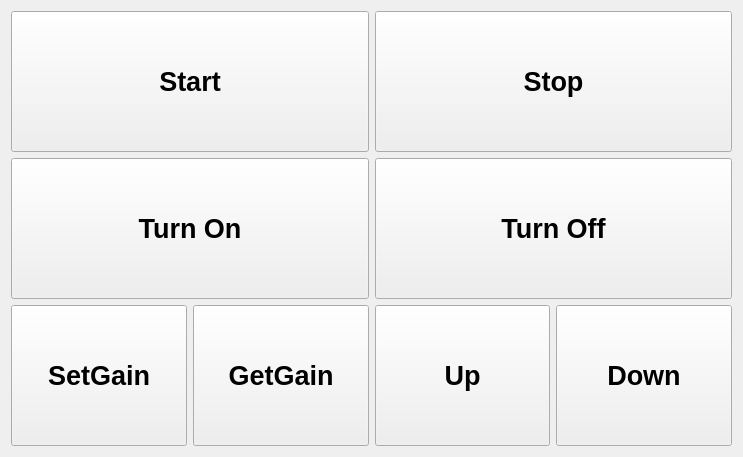
First picture: the form in controltest/form.ui, repository hajunsong/SEA-DTP7, before the edit.
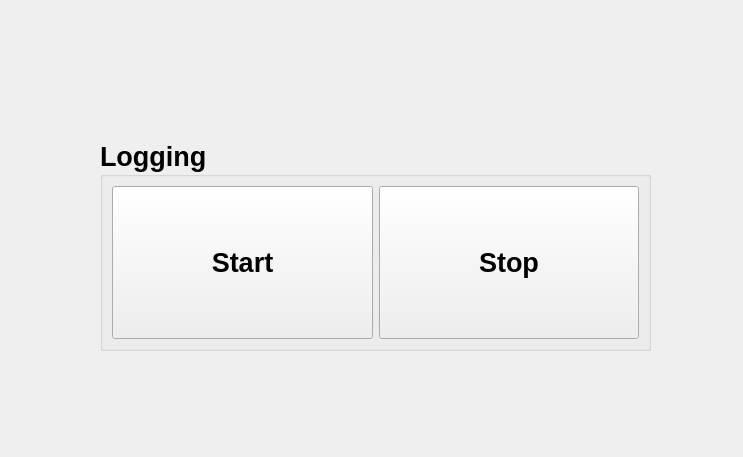
Second picture: the form after the edit.

```diff
--- a/controltest/form.ui
+++ b/controltest/form.ui
@@ -25,126 +25,25 @@
   <property name="windowTitle">
    <string>Form</string>
   </property>
+  <widget class="QGroupBox" name="groupBox">
+   <property name="geometry">
+    <rect>
+     <x>100</x>
+     <y>140</y>
+     <width>551</width>
+     <height>211</height>
+    </rect>
+   </property>
+   <property name="font">
+    <font>
+     <pointsize>20</pointsize>
+    </font>
+   </property>
+   <property name="title">
+    <string>Logging</string>
+   </property>
   <layout class="QGridLayout" name="gridLayout">
-   <item row="1" column="0">
-    <layout class="QHBoxLayout" name="horizontalLayout_7">
-     <item>
-      <widget class="QPushButton" name="btnTurnOn">
-       <property name="sizePolicy">
-        <sizepolicy hsizetype="Minimum" vsizetype="Preferred">
-         <horstretch>0</horstretch>
-         <verstretch>0</verstretch>
-        </sizepolicy>
-       </property>
-       <property name="font">
-        <font>
-         <pointsize>20</pointsize>
-        </font>
-       </property>
-       <property name="text">
-        <string>Turn On</string>
-       </property>
-      </widget>
-     </item>
-     <item>
-      <widget class="QPushButton" name="btnTurnOff">
-       <property name="sizePolicy">
-        <sizepolicy hsizetype="Minimum" vsizetype="Preferred">
-         <horstretch>0</horstretch>
-         <verstretch>0</verstretch>
-        </sizepolicy>
-       </property>
-       <property name="font">
-        <font>
-         <pointsize>20</pointsize>
-        </font>
-       </property>
-       <property name="text">
-        <string>Turn Off</string>
-       </property>
-      </widget>
-     </item>
-    </layout>
-   </item>
-   <item row="2" column="0">
-    <layout class="QHBoxLayout" name="horizontalLayout_2">
-     <item>
-      <widget class="QPushButton" name="btnSetGain">
-       <property name="sizePolicy">
-        <sizepolicy hsizetype="Minimum" vsizetype="Preferred">
-         <horstretch>0</horstretch>
-         <verstretch>0</verstretch>
-        </sizepolicy>
-       </property>
-       <property name="font">
-        <font>
-         <pointsize>20</pointsize>
-        </font>
-       </property>
-       <property name="text">
-        <string>SetGain</string>
-       </property>
-      </widget>
-     </item>
-     <item>
-      <widget class="QPushButton" name="btnGetGain">
-       <property name="sizePolicy">
-        <sizepolicy hsizetype="Minimum" vsizetype="Preferred">
-         <horstretch>0</horstretch>
-         <verstretch>0</verstretch>
-        </sizepolicy>
-       </property>
-       <property name="font">
-        <font>
-         <pointsize>20</pointsize>
-        </font>
-       </property>
-       <property name="text">
-        <string>GetGain</string>
-       </property>
-      </widget>
-     </item>
-     <item>
-      <widget class="QPushButton" name="btnUp">
-       <property name="sizePolicy">
-        <sizepolicy hsizetype="Minimum" vsizetype="Preferred">
-         <horstretch>0</horstretch>
-         <verstretch>0</verstretch>
-        </sizepolicy>
-       </property>
-       <property name="font">
-        <font>
-         <pointsize>20</pointsize>
-        </font>
-       </property>
-       <property name="text">
-        <string>Up</string>
-       </property>
-      </widget>
-     </item>
-     <item>
-      <widget class="QPushButton" name="btnDown">
-       <property name="sizePolicy">
-        <sizepolicy hsizetype="Minimum" vsizetype="Preferred">
-         <horstretch>0</horstretch>
-         <verstretch>0</verstretch>
-        </sizepolicy>
-       </property>
-       <property name="font">
-        <font>
-         <pointsize>20</pointsize>
-        </font>
-       </property>
-       <property name="text">
-        <string>Down</string>
-       </property>
-      </widget>
-     </item>
-    </layout>
-   </item>
-   <item row="0" column="0">
-    <layout class="QHBoxLayout" name="horizontalLayout_5">
-     <item>
+    <item row="0" column="0" rowspan="2">
       <widget class="QPushButton" name="btnStart">
        <property name="sizePolicy">
         <sizepolicy hsizetype="Minimum" vsizetype="Preferred">
@@ -162,7 +61,7 @@
        </property>
       </widget>
      </item>
-     <item>
+    <item row="0" column="1" rowspan="2">
       <widget class="QPushButton" name="btnStop">
        <property name="sizePolicy">
         <sizepolicy hsizetype="Minimum" vsizetype="Preferred">
@@ -181,8 +80,7 @@
       </widget>
      </item>
     </layout>
-   </item>
-  </layout>
+  </widget>
  </widget>
  <resources/>
  <connections/>
```
Lines whose indentation alone changed are shown as unchanged.
